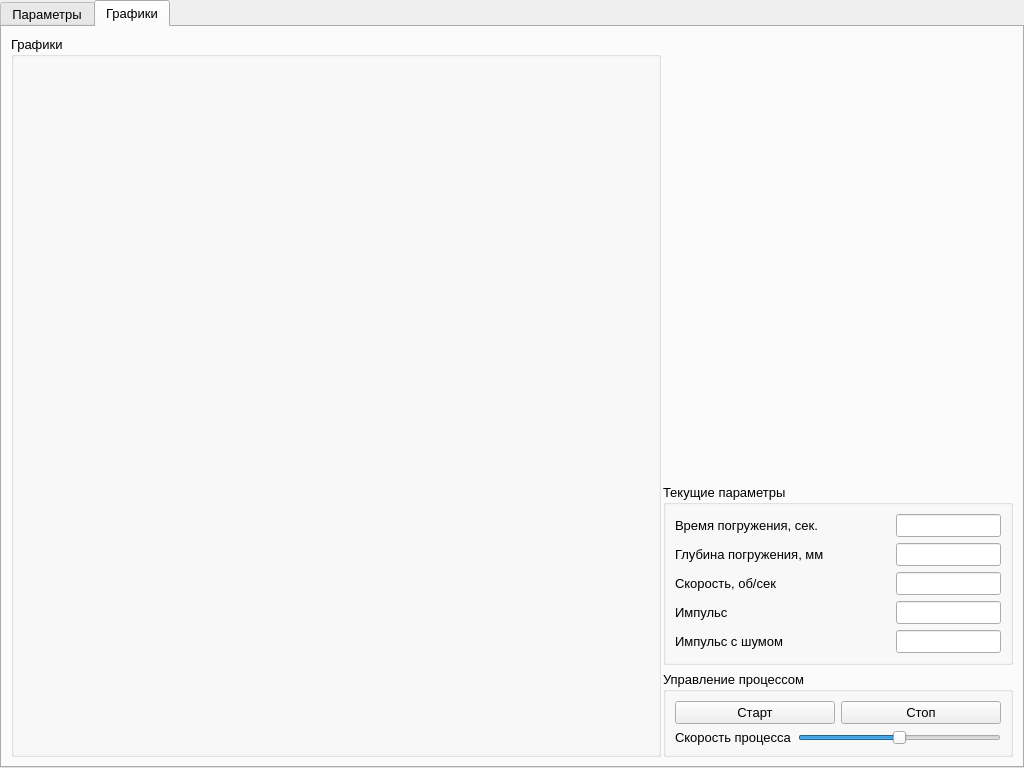
This is mainwindow.ui in DvaMishkiLapa/xolm3 as Qt 5 draws it before an edit. The edited form follows.
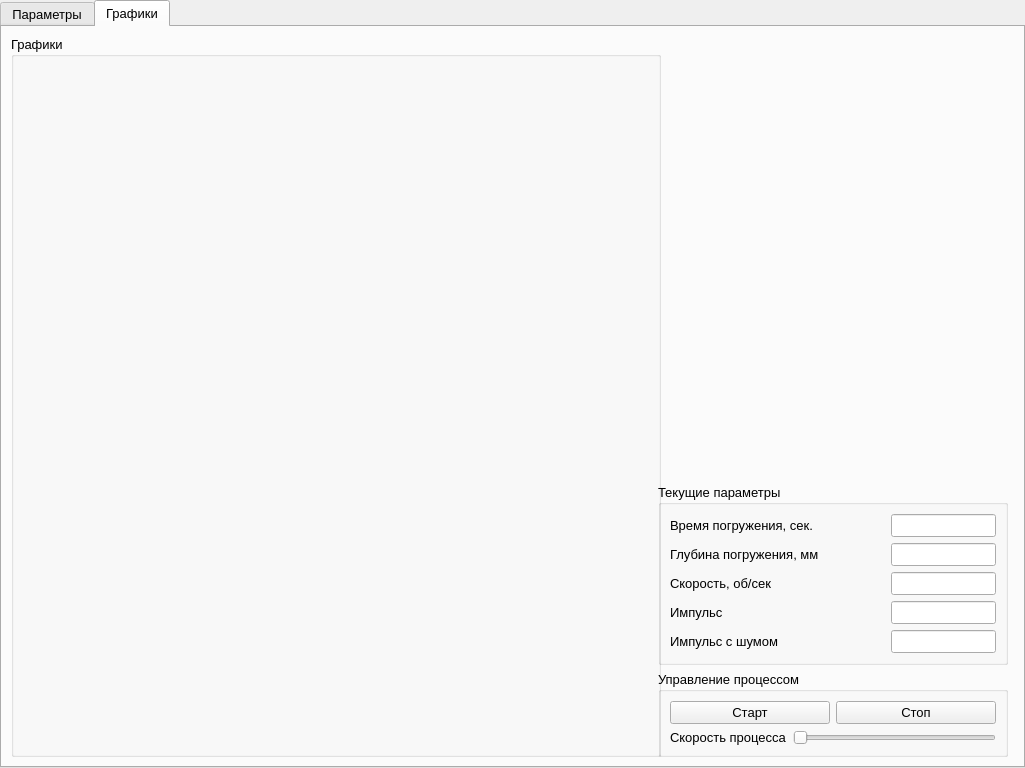
This is the edited form. The open tabs and pages were chosen to show the change.

Patch:
```diff
--- a/mainwindow.ui
+++ b/mainwindow.ui
@@ -6,7 +6,7 @@
    <rect>
     <x>0</x>
     <y>0</y>
-    <width>1024</width>
+    <width>1025</width>
     <height>768</height>
    </rect>
   </property>
@@ -621,6 +621,18 @@
         </item>
         <item>
          <layout class="QVBoxLayout" name="verticalLayout_7">
+          <property name="leftMargin">
+           <number>6</number>
+          </property>
+          <property name="topMargin">
+           <number>6</number>
+          </property>
+          <property name="rightMargin">
+           <number>6</number>
+          </property>
+          <property name="bottomMargin">
+           <number>0</number>
+          </property>
           <item>
            <spacer name="verticalSpacer_2">
             <property name="orientation">
@@ -859,10 +871,10 @@
                   <number>1</number>
                  </property>
                  <property name="maximum">
-                  <number>200</number>
+                  <number>300</number>
                  </property>
                  <property name="value">
-                  <number>100</number>
+                  <number>1</number>
                  </property>
                  <property name="orientation">
                   <enum>Qt::Horizontal</enum>
```
Left out of the diff: 2 changed lines with no effect on the pictures.
